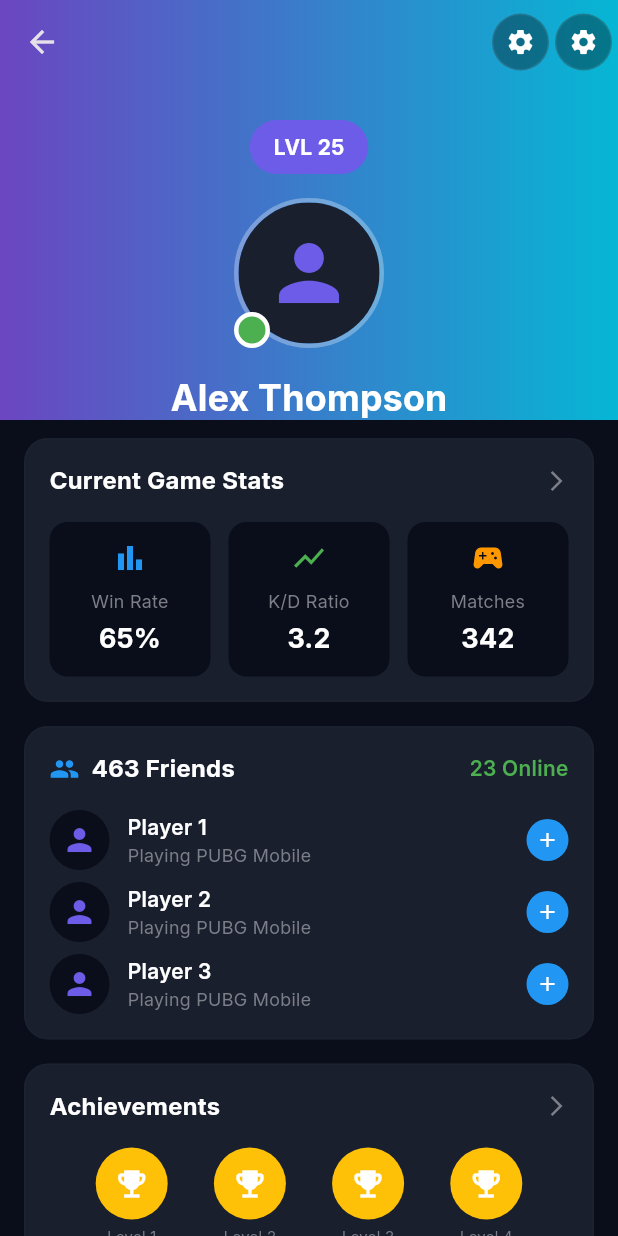
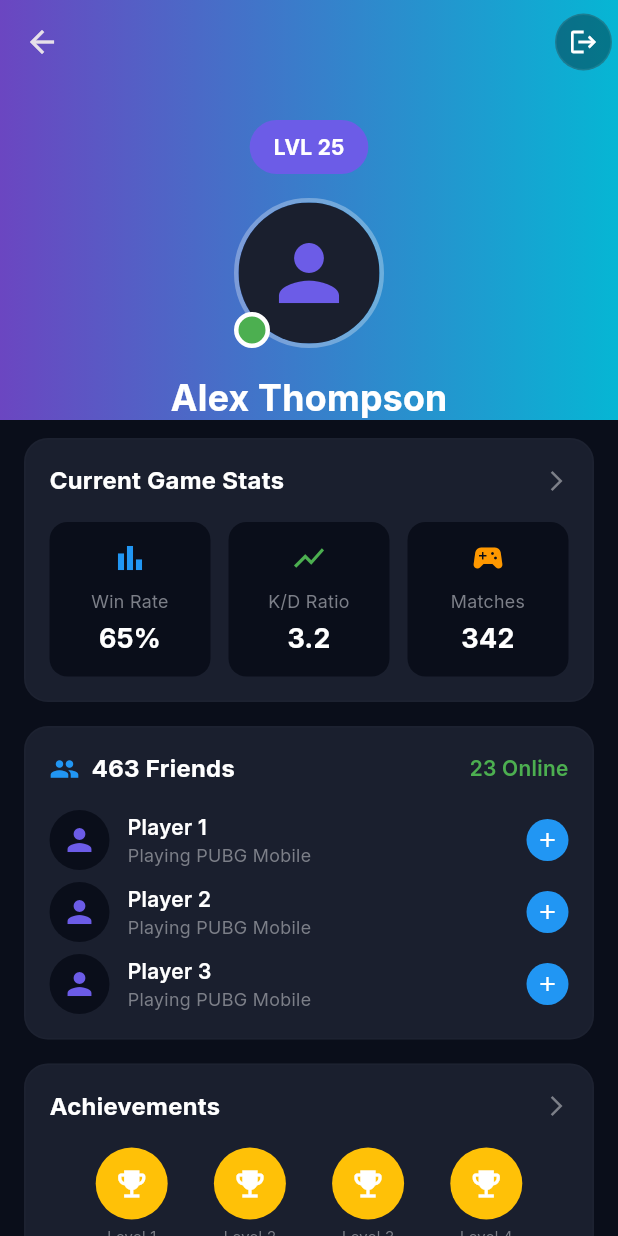
Before and after one commit to Turgunoff/gamehub, a Flutter app: the ProfilePage screen opened directly, on a phone screen of 412 x 824 dp. Run offline on Flutter 3.47's test engine with Material 3 defaults, Android fonts, the phone set to English and light mode, and no system bars; our stand-ins replace connectivity_plus, equatable, flutter_animate, flutter_bloc, go_router, internet_connection_checker_plus and 2 more; missing offline and left inert: app_settings; accounts and stored records are empty; statements that could not run were skipped.

Commit message:
✨ Update ProfilePage to replace settings button with logout functionality: Changed the icon button from settings to logout, streamlining the logout process for users. Removed redundant settings button for a cleaner interface.

```diff
--- a/lib/features/profile/presentation/pages/profile_page.dart
+++ b/lib/features/profile/presentation/pages/profile_page.dart
@@ -52,15 +52,8 @@ class ProfilePage extends StatelessWidget {
           children: [
             Padding(
               padding: const EdgeInsets.only(right: 4),
-              child: _roundIconButton(Icons.settings, () async {
+              child: _roundIconButton(Icons.logout, () async {
                 context.read<AuthBloc>().add(AuthLogoutRequested());
-              }),
-            ),
-            Padding(
-              padding: const EdgeInsets.only(right: 4),
-              child: _roundIconButton(Icons.settings, () async {
-                await AuthService.signOut();
-                context.go('/');
               }),
             ),
           ],
```
